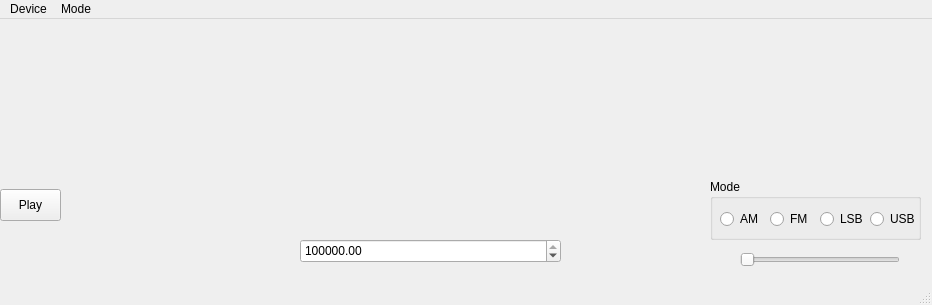
Before: the Qt Designer form qt/simple.ui in ishmal/sdrlib, drawn with Qt 5.
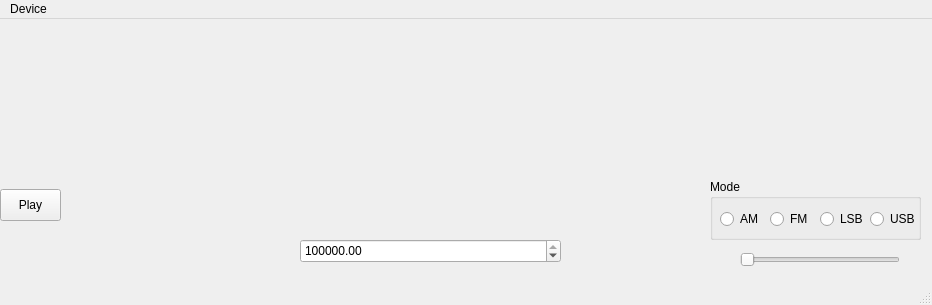
After: the same form once the commit is applied.

The edit to the form file:
```diff
--- a/qt/simple.ui
+++ b/qt/simple.ui
@@ -37,8 +37,8 @@
     <property name="geometry">
      <rect>
       <x>0</x>
-      <y>-1</y>
-      <width>961</width>
+      <y>0</y>
+      <width>931</width>
       <height>161</height>
      </rect>
     </property>
@@ -170,17 +170,7 @@
      <string>Device</string>
     </property>
    </widget>
-   <widget class="QMenu" name="menuMode">
-    <property name="title">
-     <string>Mode</string>
-    </property>
-    <addaction name="actionFM"/>
-    <addaction name="actionAM"/>
-    <addaction name="actionUSB"/>
-    <addaction name="actionLSB"/>
-   </widget>
    <addaction name="menuDevice"/>
-   <addaction name="menuMode"/>
   </widget>
   <widget class="QStatusBar" name="statusbar"/>
   <action name="actionFM">
```
Left out of the diff: 2 changed lines with no effect on the pictures.
